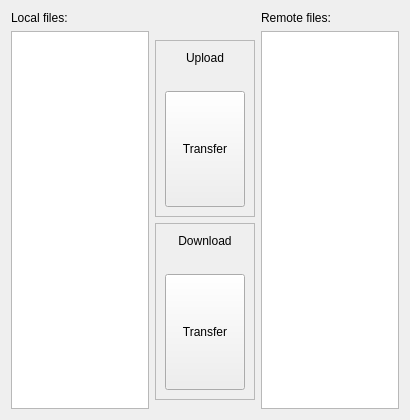
Old version of the form cwe_guiWidgets/cwe_file_manager.ui in the repository NHERI-SimCenter/CWE-Simulation-Tool.
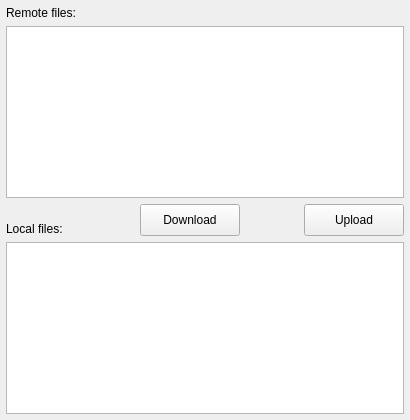
New version of the form. Icons and pictures are not drawn.

Commit message:
Updating GUI, especially file manager
* updating file manager to use
   1) horizontal split
   2) use tree view instead of list view
* fixing GUI links to make things clickable
* making more input widgets viewable

```diff
--- a/cwe_guiWidgets/cwe_file_manager.ui
+++ b/cwe_guiWidgets/cwe_file_manager.ui
@@ -14,7 +14,19 @@
    <string>Form</string>
   </property>
   <layout class="QGridLayout" name="gridLayout">
-   <item row="1" column="1">
+   <property name="leftMargin">
+    <number>6</number>
+   </property>
+   <property name="topMargin">
+    <number>6</number>
+   </property>
+   <property name="rightMargin">
+    <number>6</number>
+   </property>
+   <property name="bottomMargin">
+    <number>6</number>
+   </property>
+   <item row="2" column="1">
     <widget class="QFrame" name="frame">
      <property name="sizePolicy">
       <sizepolicy hsizetype="Preferred" vsizetype="Preferred">
@@ -45,70 +57,56 @@
        <number>0</number>
       </property>
       <item>
-       <widget class="QFrame" name="frame_2">
-        <property name="frameShape">
-         <enum>QFrame::StyledPanel</enum>
-        </property>
-        <property name="frameShadow">
-         <enum>QFrame::Raised</enum>
-        </property>
-        <layout class="QVBoxLayout" name="verticalLayout_2">
-         <item>
           <widget class="QLabel" name="label">
-           <property name="minimumSize">
-            <size>
-             <width>0</width>
-             <height>15</height>
-            </size>
-           </property>
-           <property name="maximumSize">
-            <size>
-             <width>16777215</width>
-             <height>25</height>
-            </size>
-           </property>
-           <property name="text">
-            <string>Upload</string>
-           </property>
-           <property name="alignment">
-            <set>Qt::AlignCenter</set>
-           </property>
-          </widget>
-         </item>
-         <item>
-          <widget class="QLabel" name="lbl_right_arrows">
-           <property name="sizePolicy">
-            <sizepolicy hsizetype="Fixed" vsizetype="Fixed">
-             <horstretch>0</horstretch>
-             <verstretch>0</verstretch>
-            </sizepolicy>
-           </property>
            <property name="text">
             <string/>
            </property>
            <property name="pixmap">
-            <pixmap resource="../cwe_resources.qrc">:/buttons/images/CWE_button_right_arrows.png</pixmap>
-           </property>
-           <property name="scaledContents">
-            <bool>true</bool>
-           </property>
+         <pixmap resource="../cwe_resources.qrc">:/buttons/images/CWE_button_down_arrows.png</pixmap>
+        </property>
+        <property name="alignment">
+         <set>Qt::AlignRight|Qt::AlignTrailing|Qt::AlignVCenter</set>
+        </property>
+       </widget>
+      </item>
+     </layout>
+    </widget>
+   </item>
+   <item row="0" column="0">
+    <widget class="QLabel" name="label_4">
+     <property name="text">
+      <string>Remote files:</string>
+     </property>
+    </widget>
+   </item>
+   <item row="2" column="0">
+    <widget class="QLabel" name="label_3">
+     <property name="text">
+      <string>Local files:</string>
+     </property>
            <property name="alignment">
-            <set>Qt::AlignCenter</set>
+      <set>Qt::AlignBottom|Qt::AlignLeading|Qt::AlignLeft</set>
            </property>
           </widget>
          </item>
-         <item>
+   <item row="2" column="4">
           <widget class="QPushButton" name="pb_upload">
            <property name="sizePolicy">
-            <sizepolicy hsizetype="Minimum" vsizetype="Expanding">
+      <sizepolicy hsizetype="Preferred" vsizetype="Preferred">
              <horstretch>0</horstretch>
              <verstretch>0</verstretch>
             </sizepolicy>
            </property>
            <property name="minimumSize">
             <size>
-             <width>0</width>
-             <height>75</height>
+       <width>100</width>
+       <height>0</height>
+      </size>
+     </property>
+     <property name="maximumSize">
+      <size>
+       <width>16777215</width>
+       <height>50</height>
             </size>
            </property>
            <property name="baseSize">
@@ -118,118 +116,67 @@
             </size>
            </property>
            <property name="text">
-            <string>Transfer</string>
+      <string>Upload</string>
            </property>
           </widget>
          </item>
-        </layout>
-       </widget>
-      </item>
-      <item>
-       <widget class="QFrame" name="frame_3">
-        <property name="frameShape">
-         <enum>QFrame::StyledPanel</enum>
-        </property>
-        <property name="frameShadow">
-         <enum>QFrame::Raised</enum>
-        </property>
-        <layout class="QVBoxLayout" name="verticalLayout_3">
-         <item>
-          <widget class="QLabel" name="label_2">
-           <property name="minimumSize">
-            <size>
-             <width>0</width>
-             <height>15</height>
-            </size>
-           </property>
-           <property name="maximumSize">
-            <size>
-             <width>16777215</width>
-             <height>25</height>
-            </size>
-           </property>
-           <property name="text">
-            <string>Download</string>
-           </property>
-           <property name="alignment">
-            <set>Qt::AlignCenter</set>
-           </property>
-          </widget>
-         </item>
-         <item>
-          <widget class="QLabel" name="lbl_left_arrows">
-           <property name="sizePolicy">
-            <sizepolicy hsizetype="Fixed" vsizetype="Fixed">
-             <horstretch>0</horstretch>
-             <verstretch>0</verstretch>
-            </sizepolicy>
-           </property>
-           <property name="text">
-            <string/>
-           </property>
-           <property name="pixmap">
-            <pixmap resource="../cwe_resources.qrc">:/buttons/images/CWE_button_left_arrows.png</pixmap>
-           </property>
-           <property name="alignment">
-            <set>Qt::AlignCenter</set>
-           </property>
-          </widget>
-         </item>
-         <item>
+   <item row="2" column="2">
           <widget class="QPushButton" name="pb_download">
            <property name="sizePolicy">
-            <sizepolicy hsizetype="Preferred" vsizetype="Expanding">
+      <sizepolicy hsizetype="Preferred" vsizetype="Preferred">
              <horstretch>0</horstretch>
              <verstretch>0</verstretch>
             </sizepolicy>
            </property>
            <property name="minimumSize">
             <size>
-             <width>0</width>
-             <height>75</height>
-            </size>
-           </property>
+       <width>100</width>
+       <height>0</height>
+      </size>
+     </property>
+     <property name="maximumSize">
+      <size>
+       <width>16777215</width>
+       <height>50</height>
+      </size>
+     </property>
            <property name="text">
-            <string>Transfer</string>
+      <string>Download</string>
            </property>
           </widget>
          </item>
-        </layout>
-       </widget>
-      </item>
-     </layout>
-    </widget>
-   </item>
-   <item row="1" column="2">
+   <item row="2" column="3">
+    <widget class="QLabel" name="label_2">
+     <property name="text">
+      <string/>
+     </property>
+     <property name="pixmap">
+      <pixmap resource="../cwe_resources.qrc">:/buttons/images/CWE_button_up_arrows.png</pixmap>
+     </property>
+     <property name="scaledContents">
+      <bool>false</bool>
+     </property>
+     <property name="alignment">
+      <set>Qt::AlignRight|Qt::AlignTrailing|Qt::AlignVCenter</set>
+     </property>
+    </widget>
+   </item>
+   <item row="3" column="0" colspan="5">
     <widget class="QListView" name="remoteListView">
      <property name="sizePolicy">
       <sizepolicy hsizetype="Expanding" vsizetype="Expanding">
        <horstretch>3</horstretch>
-       <verstretch>0</verstretch>
+       <verstretch>1</verstretch>
       </sizepolicy>
      </property>
     </widget>
    </item>
-   <item row="0" column="0">
-    <widget class="QLabel" name="label_3">
-     <property name="text">
-      <string>Local files:</string>
-     </property>
-    </widget>
-   </item>
-   <item row="0" column="2">
-    <widget class="QLabel" name="label_4">
-     <property name="text">
-      <string>Remote files:</string>
-     </property>
-    </widget>
-   </item>
-   <item row="1" column="0">
-    <widget class="QListView" name="localListView">
+   <item row="1" column="0" colspan="5">
+    <widget class="QTreeView" name="localTreeView">
      <property name="sizePolicy">
       <sizepolicy hsizetype="Expanding" vsizetype="Expanding">
        <horstretch>3</horstretch>
-       <verstretch>0</verstretch>
+       <verstretch>1</verstretch>
       </sizepolicy>
      </property>
     </widget>
```
Lines whose indentation alone changed are shown as unchanged. The commit also changes 20 other files.
